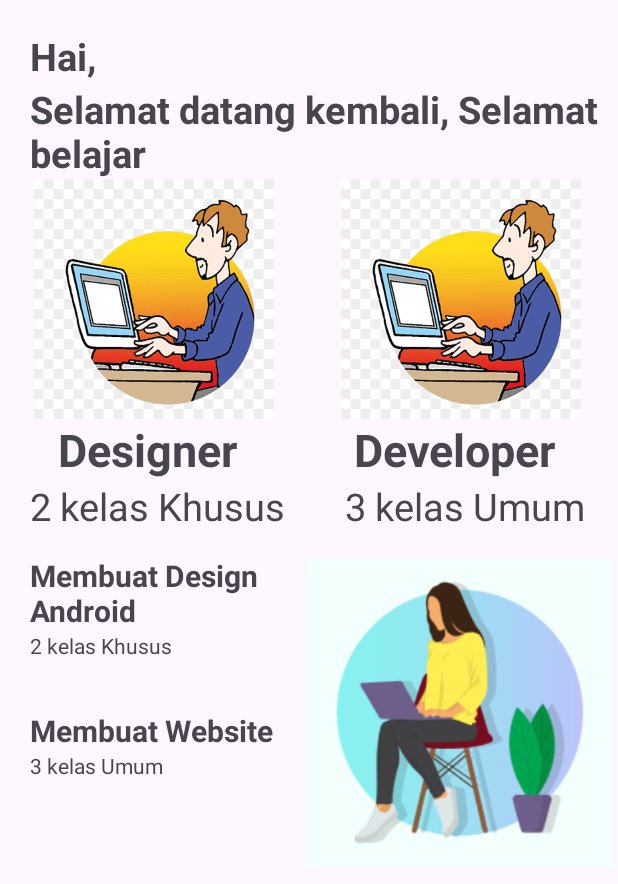
After one commit to YusufRizieq/ProjectLogin, an Android app: the DashboardActivity screen opened directly, with no data from a screen before it, on a phone screen of 412 x 824 dp. The commit adds this screen. Shown: the top 884 px of the screen. Run offline under Robolectric (Android 15) with nearby library versions, the phone set to English and light mode, and no system bars.

Commit message:
apdate nambah DashboardActivity

```diff
--- a/app/src/main/AndroidManifest.xml
+++ b/app/src/main/AndroidManifest.xml
@@ -12,6 +12,9 @@
         android:supportsRtl="true"
         android:theme="@style/Theme.Login"
         tools:targetApi="31">
+        <activity
+            android:name=".DashboardActivity"
+            android:exported="false" />
         <activity
             android:name=".Register"
             android:exported="false" />
--- /dev/null
+++ b/app/src/main/java/com/example/login/DashboardActivity.java
@@ -0,0 +1,37 @@
+package com.example.login;
+
+import android.content.Intent;
+import android.net.Uri;
+import android.os.Bundle;
+import android.view.View;
+
+import androidx.activity.EdgeToEdge;
+import androidx.appcompat.app.AppCompatActivity;
+import androidx.core.graphics.Insets;
+import androidx.core.view.ViewCompat;
+import androidx.core.view.WindowInsetsCompat;
+
+public class DashboardActivity extends AppCompatActivity {
+
+    @Override
+    protected void onCreate(Bundle savedInstanceState) {
+        super.onCreate(savedInstanceState);
+        EdgeToEdge.enable(this);
+        setContentView(R.layout.activity_dashboard);
+        ViewCompat.setOnApplyWindowInsetsListener(findViewById(R.id.main), (v, insets) -> {
+            Insets systemBars = insets.getInsets(WindowInsetsCompat.Type.systemBars());
+            v.setPadding(systemBars.left, systemBars.top, systemBars.right, systemBars.bottom);
+            return insets;
+        });
+    }
+    public void openWebsite1(View view) {
+        Intent intent = new Intent(Intent.ACTION_VIEW);
+        intent.setData(Uri.parse("https://appmaster.io/id/blog/cara-mendesain-aplikasi"));
+        startActivity(intent);
+    }
+    public void openWebsite2(View view) {
+        Intent intent = new Intent(Intent.ACTION_VIEW);
+        intent.setData(Uri.parse("https://www.dewaweb.com/blog/cara-membuat-aplikasi-web/"));
+        startActivity(intent);
+    }
+}
--- /dev/null
+++ b/app/src/main/res/layout/activity_dashboard.xml
@@ -0,0 +1,192 @@
+<?xml version="1.0" encoding="utf-8"?>
+<androidx.constraintlayout.widget.ConstraintLayout
+    xmlns:android="http://schemas.android.com/apk/res/android"
+    xmlns:app="http://schemas.android.com/apk/res-auto"
+    xmlns:tools="http://schemas.android.com/tools"
+    android:id="@+id/main"
+    android:layout_width="match_parent"
+    android:layout_height="match_parent"
+    tools:context=".DashboardActivity">
+
+    <LinearLayout
+        android:layout_width="409dp"
+        android:layout_height="729dp"
+        android:orientation="vertical"
+        app:layout_constraintStart_toStartOf="parent"
+        app:layout_constraintTop_toTopOf="parent">
+
+        <!-- Bagian Header -->
+        <LinearLayout
+            android:layout_width="match_parent"
+            android:layout_height="35sp"
+            android:layout_marginTop="20sp"
+            android:orientation="horizontal">
+
+            <TextView
+                android:id="@+id/textView2"
+                android:layout_width="150sp"
+                android:layout_height="wrap_content"
+                android:layout_marginStart="20sp"
+                android:text="Hai,"
+                android:textSize="25sp"
+                android:textStyle="bold" />
+        </LinearLayout>
+
+        <LinearLayout
+            android:layout_width="match_parent"
+            android:layout_height="wrap_content"
+            android:orientation="vertical">
+
+            <TextView
+                android:id="@+id/textView3"
+                android:layout_width="match_parent"
+                android:layout_height="wrap_content"
+                android:layout_marginStart="20dp"
+                android:text="Selamat datang kembali, Selamat belajar"
+                android:textSize="25sp"
+                android:textStyle="bold" />
+        </LinearLayout>
+
+        <!-- Bagian Gambar Dashboard -->
+        <LinearLayout
+            android:layout_width="match_parent"
+            android:layout_height="160sp"
+            android:orientation="horizontal">
+
+            <ImageView
+                android:id="@+id/imageView"
+                android:layout_width="wrap_content"
+                android:layout_height="wrap_content"
+                android:layout_weight="1"
+                app:srcCompat="@drawable/dasboard" />
+
+            <ImageView
+                android:id="@+id/imageView5"
+                android:layout_width="wrap_content"
+                android:layout_height="wrap_content"
+                android:layout_weight="1"
+                app:srcCompat="@drawable/dasboard" />
+        </LinearLayout>
+
+        <!-- Label untuk Gambar -->
+        <LinearLayout
+            android:layout_width="match_parent"
+            android:layout_height="wrap_content"
+            android:orientation="horizontal">
+
+            <TextView
+                android:id="@+id/textView4"
+                android:layout_width="wrap_content"
+                android:layout_height="wrap_content"
+                android:layout_weight="1"
+                android:text="Designer"
+                android:textAlignment="center"
+                android:textSize="30sp"
+                android:textStyle="bold" />
+
+            <TextView
+                android:id="@+id/textView5"
+                android:layout_width="wrap_content"
+                android:layout_height="wrap_content"
+                android:layout_weight="1"
+                android:text="Developer"
+                android:textAlignment="center"
+                android:textSize="30sp"
+                android:textStyle="bold" />
+        </LinearLayout>
+
+        <!-- Bagian Info Kelas -->
+        <LinearLayout
+            android:layout_width="match_parent"
+            android:layout_height="30sp"
+            android:orientation="horizontal">
+
+            <TextView
+                android:id="@+id/textView6"
+                android:layout_width="wrap_content"
+                android:layout_height="wrap_content"
+                android:layout_weight="1"
+                android:text="2 kelas Khusus"
+                android:textAlignment="center"
+                android:textSize="25sp" />
+
+            <TextView
+                android:id="@+id/textView7"
+                android:layout_width="wrap_content"
+                android:layout_height="wrap_content"
+                android:layout_weight="1"
+                android:text="3 kelas Umum"
+                android:textAlignment="center"
+                android:textSize="25sp" />
+        </LinearLayout>
+
+        <!-- Deskripsi Kelas -->
+        <LinearLayout
+            android:layout_width="match_parent"
+            android:layout_height="match_parent"
+            android:orientation="horizontal">
+
+            <LinearLayout
+                android:layout_width="204sp"
+                android:layout_height="230sp"
+                android:orientation="vertical">
+
+                <TextView
+                    android:id="@+id/textView9"
+                    android:layout_width="match_parent"
+                    android:layout_height="wrap_content"
+                    android:layout_marginStart="20sp"
+                    android:layout_marginTop="20sp"
+                    android:text="Membuat Design Android"
+                    android:textSize="20sp"
+                    android:textStyle="bold"
+                    android:onClick="openWebsite1" />
+
+                <TextView
+                    android:id="@+id/textView10"
+                    android:layout_width="match_parent"
+                    android:layout_height="wrap_content"
+                    android:layout_marginStart="20sp"
+                    android:text="2 kelas Khusus" />
+
+                <TextView
+                    android:id="@+id/textView11"
+                    android:layout_width="match_parent"
+                    android:layout_height="wrap_content"
+                    android:layout_marginStart="20sp"
+                    android:layout_marginTop="33sp"
+                    android:text="Membuat Website"
+                    android:textSize="20sp"
+                    android:textStyle="bold"
+                    android:onClick="openWebsite2" />
+
+                <TextView
+                    android:id="@+id/textView12"
+                    android:layout_width="match_parent"
+                    android:layout_height="wrap_content"
+                    android:layout_marginStart="20sp"
+                    android:text="3 kelas Umum" />
+            </LinearLayout>
+
+            <LinearLayout
+                android:layout_width="match_parent"
+                android:layout_height="230sp"
+                android:orientation="vertical">
+
+                <ImageView
+                    android:id="@+id/imageView6"
+                    android:layout_width="match_parent"
+                    android:layout_height="wrap_content"
+                    android:layout_marginTop="20sp"
+                    app:srcCompat="@drawable/image1" />
+
+                <ImageView
+                    android:id="@+id/imageView7"
+                    android:layout_width="match_parent"
+                    android:layout_height="wrap_content"
+                    android:layout_marginTop="20sp"
+                    app:srcCompat="@drawable/image1" />
+            </LinearLayout>
+        </LinearLayout>
+    </LinearLayout>
+</androidx.constraintlayout.widget.ConstraintLayout>
--- a/app/src/main/res/layout/activity_register.xml
+++ b/app/src/main/res/layout/activity_register.xml
@@ -36,7 +36,7 @@
             android:layout_height="wrap_content"
             android:layout_weight="1"
             android:gravity="center"
-            android:text="LOGIN"
+            android:text="REGISTER"
             android:textColor="#7E60BF"
             android:textSize="30sp"
             android:textStyle="bold"/>
@@ -157,6 +157,7 @@
 
     <!--  Button Register  -->
     <Button
+        android:id="@+id/btnRegister"
         android:layout_width="0dp"
         android:layout_height="wrap_content"
         android:layout_marginTop="8dp"
```
Also changed, not shown: app/src/main/java/com/example/login/Login.java (+84 -0 lines), app/src/main/java/com/example/login/Register.java (+80 -0 lines), app/src/main/res/drawable/dasboard.png (added).
